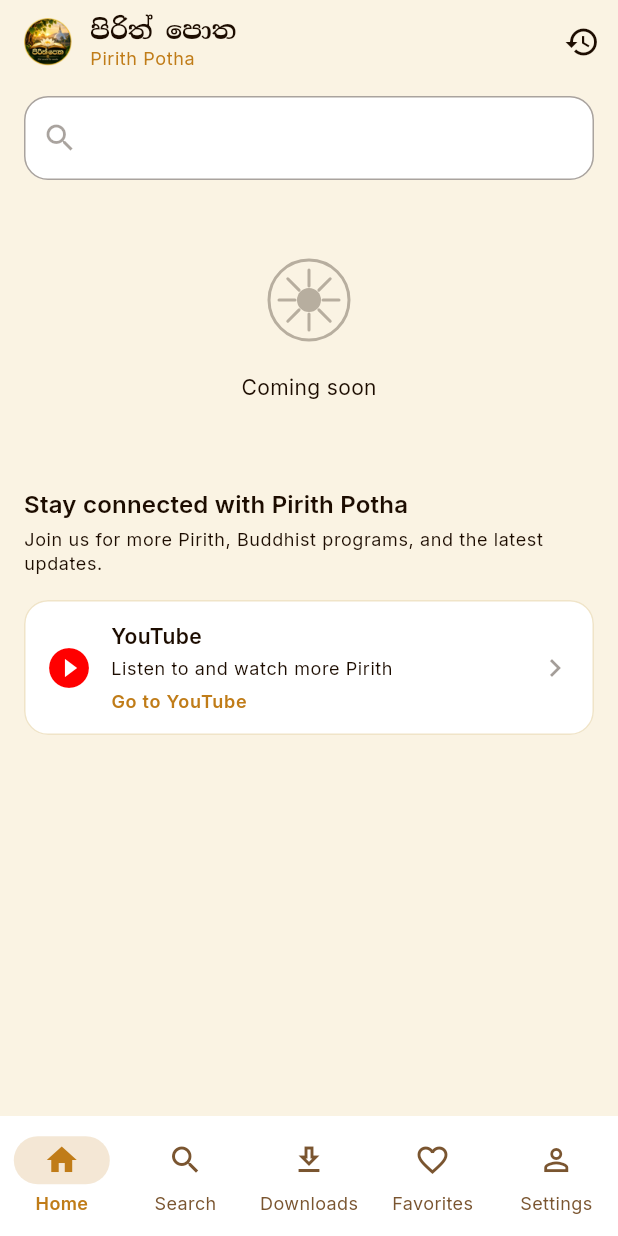
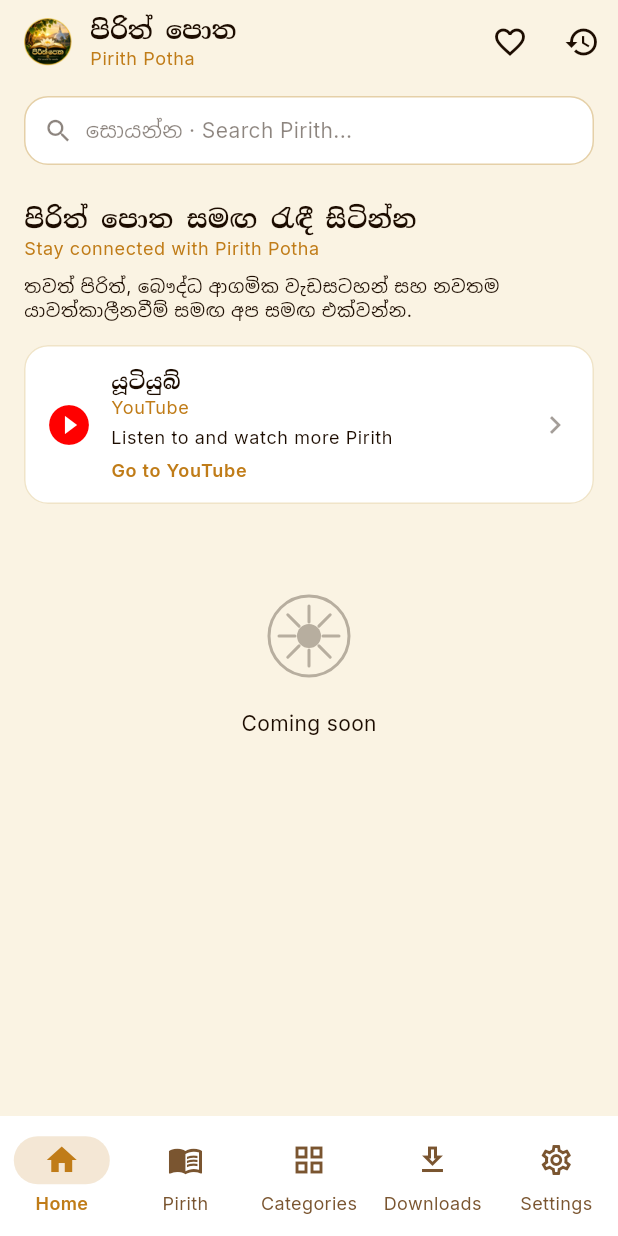
Before and after one commit to dasundoloswala23/Pirith-Potha-App, a Flutter app: the screen it shows after launch, on a phone screen of 412 x 824 dp. Run offline on Flutter 3.47's test engine with Material 3 defaults, Android fonts, the phone set to English and light mode, and no system bars; our stand-ins replace audio_service, cloud_firestore, dio, equatable, firebase_analytics, firebase_auth and 12 more; accounts and stored records are empty; generated files the repository leaves out were written again; network calls fail; Roboto replaces fonts that are missing (Noto Serif Sinhala).

Commit message:
Show cover art, restructure bottom nav, fix blank search bar
Cover images: PirithArtwork now renders the uploaded coverUrl everywhere
it appears — home, lists, details, player and mini-player — falling back
to the generated dhamma-wheel placeholder when there's no cover or the
image fails to load. Lock-screen art was already wired from coverUrl.

Bottom nav becomes Home / Pirith / Categories / Downloads / Settings. The
old Search tab is now a Pirith tab listing the whole catalogue with a
search field on top, and Categories gets its own tab instead of being
buried under Home. Favorites gives up its tab to keep the bar at five and
moves to the Home app bar and a Settings row.

This also fixes a latent routing bug: pirithDetailsFor() produced
/pirith/<id> while the route was nested at /home/pirith/:pirithId, so the
generated path matched nothing. Details now genuinely lives under the
/pirith branch.

The Home search bar rendered blank because InputDecorator with
enabled: false suppresses hint text entirely; it's now a plain tappable
mock of a field.

Social section moves to the top of Home and shows both languages.

Co-Authored-By: Claude Opus 5 <noreply@anthropic.com>

```diff
--- a/lib/app/router/app_router.dart
+++ b/lib/app/router/app_router.dart
@@ -10,9 +10,9 @@ import '../../features/home/presentation/pages/home_page.dart';
 import '../../features/pirith/presentation/pages/categories_page.dart';
 import '../../features/pirith/presentation/pages/category_pirith_list_page.dart';
 import '../../features/pirith/presentation/pages/pirith_details_page.dart';
+import '../../features/pirith/presentation/pages/pirith_list_page.dart';
 import '../../features/player/presentation/pages/player_page.dart';
 import '../../features/profile/presentation/pages/profile_page.dart';
-import '../../features/search/presentation/pages/search_page.dart';
 import '../widgets/home_shell.dart';
 import '../widgets/splash_page.dart';
 
@@ -42,26 +42,14 @@ GoRouter buildAppRouter({NavigatorObserver? adObserver}) {
                 builder: (context, state) => const HomePage(),
                 routes: [
                   GoRoute(
-                    path: 'pirith/:pirithId',
-                    builder: (context, state) => PirithDetailsPage(
-                      pirithId: state.pathParameters['pirithId']!,
-                    ),
-                  ),
-                  GoRoute(
                     path: 'recently-played',
                     builder: (context, state) => const RecentlyPlayedPage(),
                   ),
+                  // Favorites is no longer a bottom-nav destination (five
+                  // tabs already), so it's reached from Home and Settings.
                   GoRoute(
-                    path: 'categories',
-                    builder: (context, state) => const CategoriesPage(),
-                    routes: [
-                      GoRoute(
-                        path: ':categoryId',
-                        builder: (context, state) => CategoryPirithListPage(
-                          categoryId: state.pathParameters['categoryId']!,
-                        ),
-                      ),
-                    ],
+                    path: 'favorites',
+                    builder: (context, state) => const FavoritesPage(),
                   ),
                 ],
               ),
@@ -70,8 +58,32 @@ GoRouter buildAppRouter({NavigatorObserver? adObserver}) {
           StatefulShellBranch(
             routes: [
               GoRoute(
-                path: AppRoutePaths.search,
-                builder: (context, state) => const SearchPage(),
+                path: AppRoutePaths.pirithList,
+                builder: (context, state) => const PirithListPage(),
+                routes: [
+                  GoRoute(
+                    path: ':pirithId',
+                    builder: (context, state) => PirithDetailsPage(
+                      pirithId: state.pathParameters['pirithId']!,
+                    ),
+                  ),
+                ],
+              ),
+            ],
+          ),
+          StatefulShellBranch(
+            routes: [
+              GoRoute(
+                path: AppRoutePaths.categories,
+                builder: (context, state) => const CategoriesPage(),
+                routes: [
+                  GoRoute(
+                    path: ':categoryId',
+                    builder: (context, state) => CategoryPirithListPage(
+                      categoryId: state.pathParameters['categoryId']!,
+                    ),
+                  ),
+                ],
               ),
             ],
           ),
@@ -80,14 +92,6 @@ GoRouter buildAppRouter({NavigatorObserver? adObserver}) {
               GoRoute(
                 path: AppRoutePaths.downloads,
                 builder: (context, state) => const DownloadsPage(),
-              ),
-            ],
-          ),
-          StatefulShellBranch(
-            routes: [
-              GoRoute(
-                path: AppRoutePaths.favorites,
-                builder: (context, state) => const FavoritesPage(),
               ),
             ],
           ),
--- a/lib/app/widgets/home_shell.dart
+++ b/lib/app/widgets/home_shell.dart
@@ -36,9 +36,14 @@ class HomeShell extends StatelessWidget {
                 label: l10n.navHome,
               ),
               NavigationDestination(
-                icon: const Icon(Icons.search_outlined),
-                selectedIcon: const Icon(Icons.search),
-                label: l10n.navSearch,
+                icon: const Icon(Icons.menu_book_outlined),
+                selectedIcon: const Icon(Icons.menu_book),
+                label: l10n.navPirith,
+              ),
+              NavigationDestination(
+                icon: const Icon(Icons.grid_view_outlined),
+                selectedIcon: const Icon(Icons.grid_view),
+                label: l10n.navCategories,
               ),
               NavigationDestination(
                 icon: const Icon(Icons.download_outlined),
@@ -46,13 +51,8 @@ class HomeShell extends StatelessWidget {
                 label: l10n.navDownloads,
               ),
               NavigationDestination(
-                icon: const Icon(Icons.favorite_outline),
-                selectedIcon: const Icon(Icons.favorite),
-                label: l10n.navFavorites,
-              ),
-              NavigationDestination(
-                icon: const Icon(Icons.person_outline),
-                selectedIcon: const Icon(Icons.person),
+                icon: const Icon(Icons.settings_outlined),
+                selectedIcon: const Icon(Icons.settings),
                 label: l10n.navProfile,
               ),
             ],
--- a/lib/core/constants/app_route_paths.dart
+++ b/lib/core/constants/app_route_paths.dart
@@ -1,17 +1,21 @@
 /// Centralized route path constants for [GoRouter] configuration.
+///
+/// Pirith details sits under the `/pirith` branch so [pirithDetailsFor]
+/// resolves against a real route — it previously produced `/pirith/<id>`
+/// while the route itself was nested at `/home/pirith/:pirithId`.
 abstract final class AppRoutePaths {
   static const splash = '/';
   static const home = '/home';
-  static const categories = '/home/categories';
-  static const categoryDetails = '/home/categories/:categoryId';
   static const recentlyPlayed = '/home/recently-played';
-  static const search = '/search';
+  static const favorites = '/home/favorites';
+  static const pirithList = '/pirith';
+  static const pirithDetails = '/pirith/:pirithId';
+  static const categories = '/categories';
+  static const categoryDetails = '/categories/:categoryId';
   static const downloads = '/downloads';
-  static const favorites = '/favorites';
   static const profile = '/profile';
-  static const pirithDetails = '/pirith/:pirithId';
   static const player = '/player';
 
   static String pirithDetailsFor(String pirithId) => '/pirith/$pirithId';
-  static String categoryDetailsFor(String categoryId) => '/home/categories/$categoryId';
+  static String categoryDetailsFor(String categoryId) => '/categories/$categoryId';
 }
--- a/lib/core/l10n/arb/app_en.arb
+++ b/lib/core/l10n/arb/app_en.arb
@@ -6,6 +6,8 @@
   },
   "navHome": "Home",
   "navSearch": "Search",
+  "navPirith": "Pirith",
+  "navCategories": "Categories",
   "navDownloads": "Downloads",
   "navFavorites": "Favorites",
   "navProfile": "Settings",
--- a/lib/core/l10n/arb/app_si.arb
+++ b/lib/core/l10n/arb/app_si.arb
@@ -3,6 +3,8 @@
   "appName": "පිරිත් පොත",
   "navHome": "මුල් පිටුව",
   "navSearch": "සොයන්න",
+  "navPirith": "පිරිත්",
+  "navCategories": "කාණ්ඩ",
   "navDownloads": "බාගත කළ දෑ",
   "navFavorites": "ප්‍රියතම",
   "navProfile": "සැකසුම්",
--- a/lib/features/home/presentation/pages/home_page.dart
+++ b/lib/features/home/presentation/pages/home_page.dart
@@ -45,6 +45,11 @@ class HomePage extends StatelessWidget {
         ),
         actions: [
           IconButton(
+            icon: const Icon(Icons.favorite_outline),
+            tooltip: l10n.favoritesTitle,
+            onPressed: () => context.push(AppRoutePaths.favorites),
+          ),
+          IconButton(
             icon: const Icon(Icons.history),
             tooltip: l10n.sectionRecentlyPlayed,
             onPressed: () => context.push(AppRoutePaths.recentlyPlayed),
@@ -85,20 +90,52 @@ class _HomeContent extends StatelessWidget {
                 AppSpacing.lg,
                 0,
               ),
+              // A tappable mock of a search field rather than a disabled
+              // TextField: `enabled: false` suppresses the hint entirely, so
+              // the bar rendered blank.
               child: InkWell(
                 borderRadius: BorderRadius.circular(AppRadius.md),
-                onTap: () => context.push(AppRoutePaths.search),
-                child: InputDecorator(
-                  decoration: InputDecoration(
-                    prefixIcon: const Icon(Icons.search),
-                    hintText: '${bi.si.navSearch} · ${bi.en.searchHint}',
-                    enabled: false,
+                onTap: () => context.go(AppRoutePaths.pirithList),
+                child: Container(
+                  padding: const EdgeInsets.symmetric(
+                    horizontal: AppSpacing.md,
+                    vertical: AppSpacing.md,
                   ),
-                  child: const SizedBox(height: 20),
+                  decoration: BoxDecoration(
+                    color: Theme.of(context).colorScheme.surface,
+                    borderRadius: BorderRadius.circular(AppRadius.md),
+                    border: Border.all(color: AppColors.lightBorder),
+                  ),
+                  child: Row(
+                    children: [
+                      Icon(
+                        Icons.search,
+                        size: 20,
+                        color: Theme.of(
+                          context,
+                        ).colorScheme.onSurface.withValues(alpha: 0.5),
+                      ),
+                      const SizedBox(width: AppSpacing.sm),
+                      Expanded(
+                        child: Text(
+                          '${bi.si.navSearch} · ${bi.en.searchHint}',
+                          maxLines: 1,
+                          overflow: TextOverflow.ellipsis,
+                          style: Theme.of(context).textTheme.bodyMedium
+                              ?.copyWith(
+                                color: Theme.of(
+                                  context,
+                                ).colorScheme.onSurface.withValues(alpha: 0.5),
+                              ),
+                        ),
+                      ),
+                    ],
+                  ),
                 ),
               ),
             ),
           ),
+          const SliverToBoxAdapter(child: SocialSection()),
           if (featured != null) ...[
             SliverToBoxAdapter(
               child: _SectionHeader(
@@ -162,7 +199,7 @@ class _HomeContent extends StatelessWidget {
                 title: bi.si.sectionCategories,
                 englishTitle: bi.en.sectionCategories,
                 seeAllLabel: l10n.actionSeeAll,
-                onSeeAll: () => context.push(AppRoutePaths.categories),
+                onSeeAll: () => context.go(AppRoutePaths.categories),
               ),
             ),
             SliverToBoxAdapter(
@@ -247,8 +284,7 @@ class _HomeContent extends StatelessWidget {
                 ),
               ),
             ),
-          const SliverToBoxAdapter(child: SocialSection()),
-          const SliverToBoxAdapter(child: SizedBox(height: 16)),
+          const SliverToBoxAdapter(child: SizedBox(height: AppSpacing.lg)),
         ],
       ),
     );
@@ -335,7 +371,12 @@ class _RecentTile extends StatelessWidget {
         width: 72,
         child: Column(
           children: [
-            PirithArtwork(pirithId: item.id, size: 64, radius: AppRadius.sm),
+            PirithArtwork(
+              pirithId: item.id,
+              coverUrl: item.coverUrl,
+              size: 64,
+              radius: AppRadius.sm,
+            ),
             const SizedBox(height: AppSpacing.sm),
             Text(
               item.titleSinhala,
@@ -376,7 +417,12 @@ class _FeaturedCard extends StatelessWidget {
         child: Stack(
           fit: StackFit.expand,
           children: [
-            PirithArtwork(pirithId: item.id, size: 400, radius: 0),
+            PirithArtwork(
+              pirithId: item.id,
+              coverUrl: item.coverUrl,
+              size: 400,
+              radius: 0,
+            ),
             Container(
               decoration: BoxDecoration(
                 gradient: LinearGradient(
--- a/lib/features/home/presentation/widgets/social_section.dart
+++ b/lib/features/home/presentation/widgets/social_section.dart
@@ -1,8 +1,10 @@
 import 'package:flutter/material.dart';
 
 import '../../../../app/theme/app_spacing.dart';
+import '../../../../app/theme/app_typography.dart';
 import '../../../../core/constants/social_links.dart';
 import '../../../../core/l10n/app_localizations.dart';
+import '../../../../core/l10n/bilingual.dart';
 import '../../../../core/services/external_link_launcher.dart';
 
 /// Invitation to follow the official YouTube/Facebook presence — see
@@ -14,6 +16,7 @@ class SocialSection extends StatelessWidget {
   @override
   Widget build(BuildContext context) {
     final l10n = AppLocalizations.of(context);
+    final bi = Bilingual.of(context);
     final theme = Theme.of(context);
 
     if (SocialLinks.youTubeUrl.isEmpty && SocialLinks.facebookUrl.isEmpty) {
@@ -25,23 +28,28 @@ class SocialSection extends StatelessWidget {
       child: Column(
         crossAxisAlignment: CrossAxisAlignment.start,
         children: [
-          // Interface text, so it uses the English type ramp rather than
-          // the Sinhala serif face reserved for Pirith content.
           Text(
-            l10n.socialHeading,
-            style: theme.textTheme.titleMedium?.copyWith(
-              fontWeight: FontWeight.w600,
+            bi.si.socialHeading,
+            style: AppTypography.sinhalaTitle(
+              fontSize: 17,
               color: theme.colorScheme.onSurface,
             ),
           ),
-          const SizedBox(height: AppSpacing.xs),
-          Text(l10n.socialSubtitle, style: theme.textTheme.bodySmall),
+          Text(
+            bi.en.socialHeading,
+            style: theme.textTheme.bodySmall?.copyWith(
+              color: theme.colorScheme.primary,
+            ),
+          ),
+          const SizedBox(height: AppSpacing.sm),
+          Text(bi.si.socialSubtitle, style: theme.textTheme.bodySmall),
           const SizedBox(height: AppSpacing.lg),
           if (SocialLinks.youTubeUrl.isNotEmpty)
             _SocialCard(
               icon: Icons.play_circle_fill,
               iconColor: const Color(0xFFFF0000),
               title: l10n.socialYouTubeTitle,
+              sinhalaTitle: bi.si.socialYouTubeTitle,
               subtitle: l10n.socialYouTubeSubtitle,
               cta: l10n.socialYouTubeCta,
               url: SocialLinks.youTubeUrl,
@@ -54,6 +62,7 @@ class SocialSection extends StatelessWidget {
               icon: Icons.facebook,
               iconColor: const Color(0xFF1877F2),
               title: l10n.socialFacebookTitle,
+              sinhalaTitle: bi.si.socialFacebookTitle,
               subtitle: l10n.socialFacebookSubtitle,
               cta: l10n.socialFacebookCta,
               url: SocialLinks.facebookUrl,
@@ -69,6 +78,7 @@ class _SocialCard extends StatelessWidget {
     required this.icon,
     required this.iconColor,
     required this.title,
+    required this.sinhalaTitle,
     required this.subtitle,
     required this.cta,
     required this.url,
@@ -77,6 +87,7 @@ class _SocialCard extends StatelessWidget {
   final IconData icon;
   final Color iconColor;
   final String title;
+  final String sinhalaTitle;
   final String subtitle;
   final String cta;
   final String url;
@@ -101,10 +112,16 @@ class _SocialCard extends StatelessWidget {
                   mainAxisSize: MainAxisSize.min,
                   children: [
                     Text(
+                      sinhalaTitle,
+                      style: AppTypography.sinhalaTitle(
+                        fontSize: 14,
+                        color: theme.colorScheme.onSurface,
+                      ),
+                    ),
+                    Text(
                       title,
-                      style: theme.textTheme.bodyMedium?.copyWith(
-                        fontWeight: FontWeight.w600,
-                        color: theme.colorScheme.onSurface,
+                      style: theme.textTheme.bodySmall?.copyWith(
+                        color: theme.colorScheme.primary,
                       ),
                     ),
                     const SizedBox(height: AppSpacing.xs),
--- a/lib/features/pirith/presentation/pages/pirith_details_page.dart
+++ b/lib/features/pirith/presentation/pages/pirith_details_page.dart
@@ -49,6 +49,7 @@ class PirithDetailsPage extends StatelessWidget {
                     children: [
                       PirithArtwork(
                         pirithId: item.id,
+                        coverUrl: item.coverUrl,
                         size: 160,
                         radius: AppRadius.lg,
                       ),
--- a/lib/features/pirith/presentation/widgets/pirith_card.dart
+++ b/lib/features/pirith/presentation/widgets/pirith_card.dart
@@ -49,6 +49,7 @@ class PirithCard extends StatelessWidget {
             children: [
               PirithArtwork(
                 pirithId: item.id,
+                coverUrl: item.coverUrl,
                 size: compact ? 44 : 56,
                 radius: AppRadius.sm,
               ),
--- a/lib/features/player/presentation/widgets/mini_player_bar.dart
+++ b/lib/features/player/presentation/widgets/mini_player_bar.dart
@@ -45,6 +45,7 @@ class MiniPlayerBar extends StatelessWidget {
                     children: [
                       PirithArtwork(
                         pirithId: state.item.id,
+                        coverUrl: state.item.coverUrl,
                         size: 36,
                         radius: 8,
                       ),
```
Also changed, not shown: lib/features/pirith/presentation/pages/pirith_list_page.dart (added, +156 -0 lines), lib/features/pirith/presentation/widgets/pirith_artwork.dart (+29 -7 lines), lib/features/player/presentation/pages/player_page.dart (+6 -1 lines), lib/features/profile/presentation/pages/profile_page.dart (+12 -0 lines), lib/features/search/presentation/pages/search_page.dart (deleted, +0 -149 lines).
